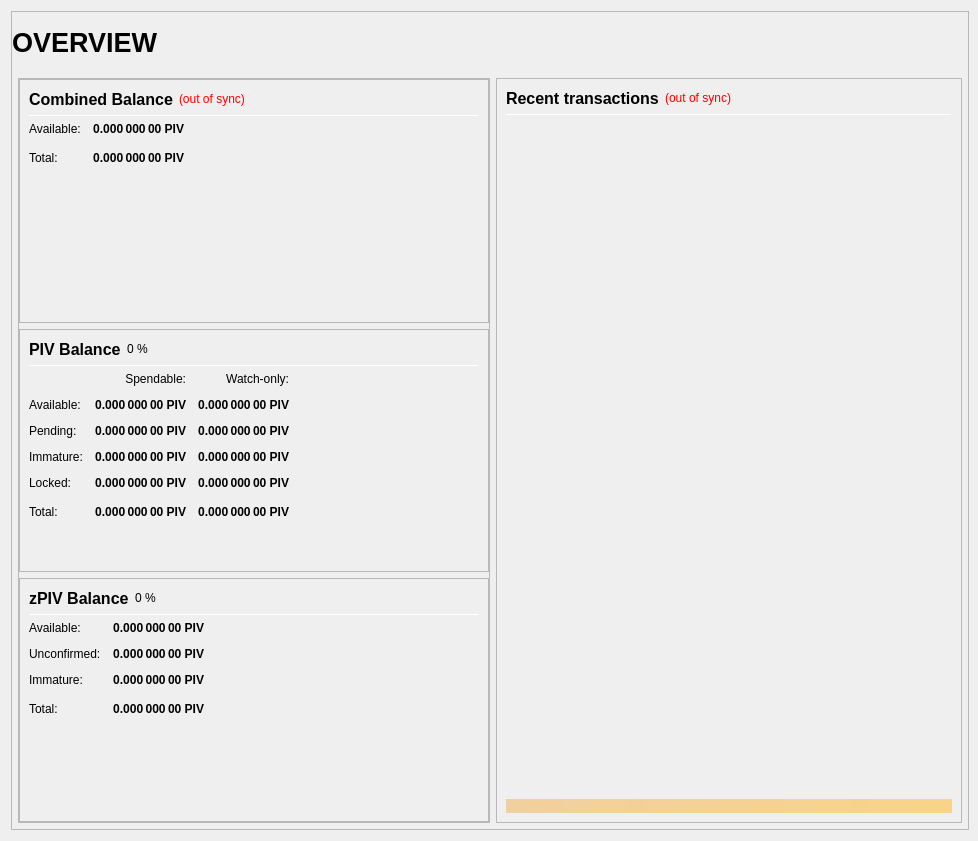
Old version of the form src/qt/forms/overviewpage.ui in the repository SMRT2/SmartCloud.
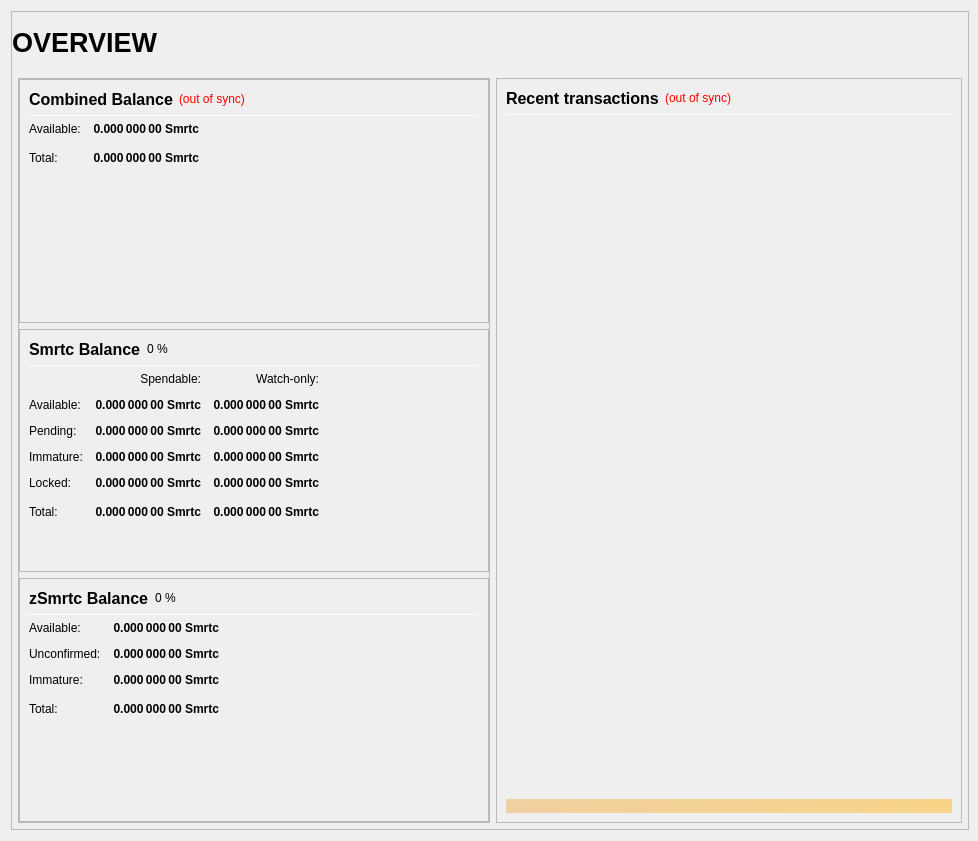
New version of the form.

Patch:
```diff
--- a/src/qt/forms/overviewpage.ui
+++ b/src/qt/forms/overviewpage.ui
@@ -333,7 +333,7 @@
                           <string>Your current spendable balance</string>
                          </property>
                          <property name="text">
-                          <string notr="true">0.000 000 00 PIV</string>
+                          <string notr="true">0.000 000 00 Smrtc</string>
                          </property>
                          <property name="alignment">
                           <set>Qt::AlignRight|Qt::AlignTrailing|Qt::AlignVCenter</set>
@@ -365,7 +365,7 @@
                           <string>Total Balance, including all unavailable coins.</string>
                          </property>
                          <property name="text">
-                          <string notr="true">0.000 000 00 PIV</string>
+                          <string notr="true">0.000 000 00 Smrtc</string>
                          </property>
                          <property name="alignment">
                           <set>Qt::AlignRight|Qt::AlignTrailing|Qt::AlignVCenter</set>
@@ -433,7 +433,7 @@
                           </font>
                          </property>
                          <property name="text">
-                          <string>PIV Balance</string>
+                          <string>Smrtc Balance</string>
                          </property>
                         </widget>
                        </item>
@@ -525,7 +525,7 @@
                           <string>Your current spendable balance</string>
                          </property>
                          <property name="text">
-                          <string notr="true">0.000 000 00 PIV</string>
+                          <string notr="true">0.000 000 00 Smrtc</string>
                          </property>
                          <property name="alignment">
                           <set>Qt::AlignRight|Qt::AlignTrailing|Qt::AlignVCenter</set>
@@ -550,7 +550,7 @@
                           <string>Your current balance in watch-only addresses</string>
                          </property>
                          <property name="text">
-                          <string notr="true">0.000 000 00 PIV</string>
+                          <string notr="true">0.000 000 00 Smrtc</string>
                          </property>
                          <property name="alignment">
                           <set>Qt::AlignRight|Qt::AlignTrailing|Qt::AlignVCenter</set>
@@ -582,7 +582,7 @@
                           <string>Total of transactions that have yet to be confirmed, and do not yet count toward the spendable balance</string>
                          </property>
                          <property name="text">
-                          <string notr="true">0.000 000 00 PIV</string>
+                          <string notr="true">0.000 000 00 Smrtc</string>
                          </property>
                          <property name="alignment">
                           <set>Qt::AlignRight|Qt::AlignTrailing|Qt::AlignVCenter</set>
@@ -607,7 +607,7 @@
                           <string>Unconfirmed transactions to watch-only addresses</string>
                          </property>
                          <property name="text">
-                          <string notr="true">0.000 000 00 PIV</string>
+                          <string notr="true">0.000 000 00 Smrtc</string>
                          </property>
                          <property name="alignment">
                           <set>Qt::AlignRight|Qt::AlignTrailing|Qt::AlignVCenter</set>
@@ -639,7 +639,7 @@
                           <string>Staked or masternode rewards that has not yet matured</string>
                          </property>
                          <property name="text">
-                          <string notr="true">0.000 000 00 PIV</string>
+                          <string notr="true">0.000 000 00 Smrtc</string>
                          </property>
                          <property name="alignment">
                           <set>Qt::AlignRight|Qt::AlignTrailing|Qt::AlignVCenter</set>
@@ -664,7 +664,7 @@
                           <string>Staked or masternode rewards in watch-only addresses that has not yet matured</string>
                          </property>
                          <property name="text">
-                          <string notr="true">0.000 000 00 PIV</string>
+                          <string notr="true">0.000 000 00 Smrtc</string>
                          </property>
                          <property name="alignment">
                           <set>Qt::AlignRight|Qt::AlignTrailing|Qt::AlignVCenter</set>
@@ -699,7 +699,7 @@
                           <string>Locked PIV or Masternode collaterals. These are excluded from zPIV minting.</string>
                          </property>
                          <property name="text">
-                          <string notr="true">0.000 000 00 PIV</string>
+                          <string notr="true">0.000 000 00 Smrtc</string>
                          </property>
                          <property name="alignment">
                           <set>Qt::AlignRight|Qt::AlignTrailing|Qt::AlignVCenter</set>
@@ -724,7 +724,7 @@
                           <string>Current locked balance in watch-only addresses</string>
                          </property>
                          <property name="text">
-                          <string notr="true">0.000 000 00 PIV</string>
+                          <string notr="true">0.000 000 00 Smrtc</string>
                          </property>
                          <property name="alignment">
                           <set>Qt::AlignRight|Qt::AlignTrailing|Qt::AlignVCenter</set>
@@ -759,7 +759,7 @@
                           <string>Your current SMRTC balance, unconfirmed and immature transactions included</string>
                          </property>
                          <property name="text">
-                          <string notr="true">0.000 000 00 PIV</string>
+                          <string notr="true">0.000 000 00 Smrtc</string>
                          </property>
                          <property name="alignment">
                           <set>Qt::AlignRight|Qt::AlignTrailing|Qt::AlignVCenter</set>
@@ -784,7 +784,7 @@
                           <string>Current total balance in watch-only addresses</string>
                          </property>
                          <property name="text">
-                          <string notr="true">0.000 000 00 PIV</string>
+                          <string notr="true">0.000 000 00 Smrtc</string>
                          </property>
                          <property name="alignment">
                           <set>Qt::AlignRight|Qt::AlignTrailing|Qt::AlignVCenter</set>
@@ -852,7 +852,7 @@
                           </font>
                          </property>
                          <property name="text">
-                          <string>zPIV Balance</string>
+                          <string>zSmrtc Balance</string>
                          </property>
                         </widget>
                        </item>
@@ -926,7 +926,7 @@
 These zPIV are spendable.</string>
                          </property>
                          <property name="text">
-                          <string notr="true">0.000 000 00 PIV</string>
+                          <string notr="true">0.000 000 00 Smrtc</string>
                          </property>
                          <property name="alignment">
                           <set>Qt::AlignRight|Qt::AlignTrailing|Qt::AlignVCenter</set>
@@ -957,7 +957,7 @@
 Immature: confirmed, but less than 1 mint of the same denomination after it was minted</string>
                          </property>
                          <property name="text">
-                          <string notr="true">0.000 000 00 PIV</string>
+                          <string notr="true">0.000 000 00 Smrtc</string>
                          </property>
                          <property name="alignment">
                           <set>Qt::AlignRight|Qt::AlignTrailing|Qt::AlignVCenter</set>
@@ -988,7 +988,7 @@
 Immature: confirmed, but less than 1 mint of the same denomination after it was minted</string>
                          </property>
                          <property name="text">
-                          <string notr="true">0.000 000 00 PIV</string>
+                          <string notr="true">0.000 000 00 Smrtc</string>
                          </property>
                          <property name="alignment">
                           <set>Qt::AlignRight|Qt::AlignTrailing|Qt::AlignVCenter</set>
@@ -1020,7 +1020,7 @@
                           <string>Your current zPIV balance, unconfirmed and immature zPIV included.</string>
                          </property>
                          <property name="text">
-                          <string notr="true">0.000 000 00 PIV</string>
+                          <string notr="true">0.000 000 00 Smrtc</string>
                          </property>
                          <property name="alignment">
                           <set>Qt::AlignRight|Qt::AlignTrailing|Qt::AlignVCenter</set>
```
Left out of the diff: 16 changed lines with no effect on the pictures.
